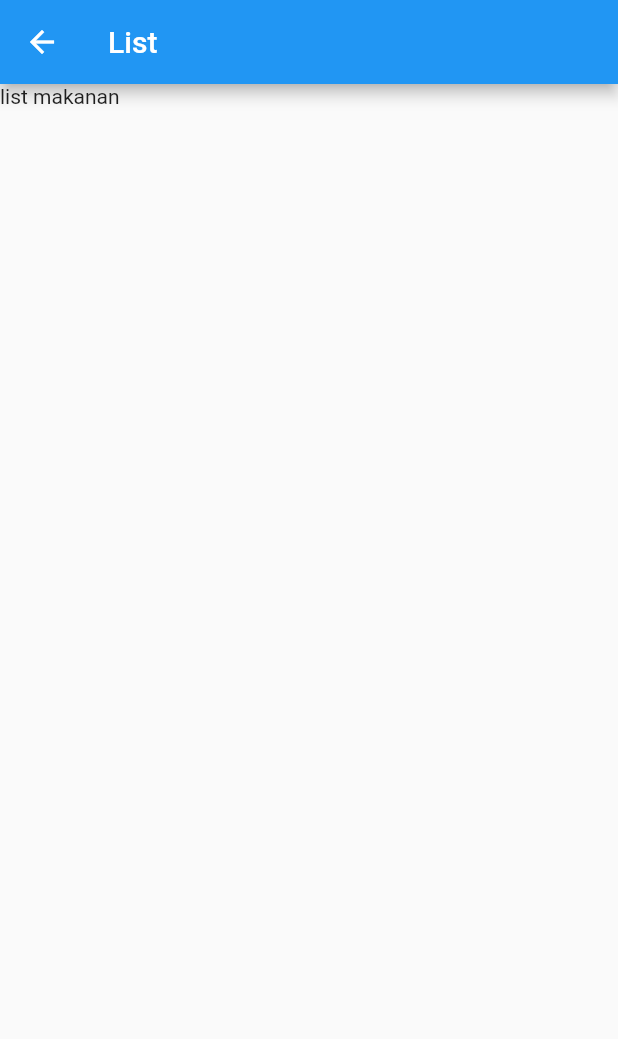
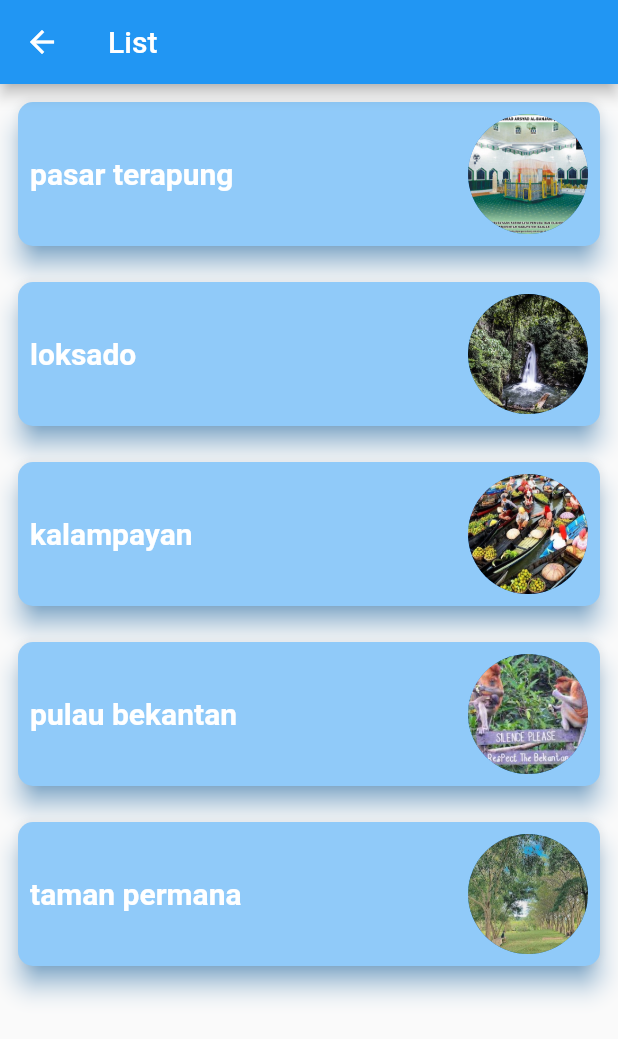
Before and after one commit to isoneday/flutterbasic, a Flutter app: the BerandaScreen screen opened directly, after a tap on "list", on a phone screen of 412 x 824 dp. Shown: the top 1039 px of the screen. Run offline on Flutter 3.47's test engine with Material 2 defaults, Android fonts, the phone set to English and light mode, and no system bars; our stand-ins replace shared_preferences, splashscreen; accounts and stored records are empty; network calls fail.

Commit message:
listview & detail

```diff
--- /dev/null
+++ b/lib/data/data_wisata.dart
@@ -0,0 +1,41 @@
+import 'package:flutter_app/model/model_wisata.dart';
+
+class DataWisata {
+  //set data
+  static var itemWisata = [
+    ModelWisata(
+        nama: "pasar terapung",
+        alamat: "banjarmasin",
+        gambar: "wisata1.jpeg",
+        web:
+            "https://www.mytrip.co.id/article/5-fakta-pasar-terapung-banjarmasin-nggak-kalah-dari-thailand"),
+    ModelWisata(
+        nama: "loksado",
+        alamat: "kandangan",
+        gambar: "wisata2.jpeg",
+        web: "https://id.wikipedia.org/wiki/Loksado,_Hulu_Sungai_Selatan"),
+    ModelWisata(
+        nama: "kalampayan ",
+        alamat: "martapura",
+        gambar: "wisata3.jpeg",
+        web: "https://id.wikipedia.org/wiki/Muhammad_Arsyad_al-Banjari"),
+    ModelWisata(
+        nama: "pulau bekantan",
+        alamat: "banjarmasin",
+        gambar: "wisata4.jpeg",
+        web: "https://id.wikipedia.org/wiki/Bekantan"),
+    ModelWisata(
+        nama: "taman permana",
+        alamat: "pelaihari",
+        gambar: "wisata5.jpeg",
+        web:
+            "https://banjarmasin.tribunnews.com/2021/05/18/wisata-kalsel-taman-permana-pelaihari-langganan-jadi-tempat-prawedding"),
+  ];
+  //get all data
+  static var itemCount = itemWisata.length;
+
+  //getdata by index
+  static ModelWisata getItemWisata(int index) {
+    return itemWisata[index];
+  }
+}
--- /dev/null
+++ b/lib/model/model_wisata.dart
@@ -0,0 +1,8 @@
+class ModelWisata {
+  String? nama;
+  String? alamat;
+  String? gambar;
+  String? web;
+
+  ModelWisata({this.nama, this.alamat, this.gambar, this.web});
+}
--- a/lib/screens/beranda_screen.dart
+++ b/lib/screens/beranda_screen.dart
@@ -1,5 +1,5 @@
 import 'package:flutter/material.dart';
-import 'package:flutter_app/screens/listmakanan_screen.dart';
+import 'package:flutter_app/screens/listwisata_screen.dart';
 import 'package:flutter_app/screens/login_screen.dart';
 import 'package:shared_preferences/shared_preferences.dart';
 
@@ -28,12 +28,12 @@ class BerandaScreen extends StatelessWidget {
             child: Row(
               children: [
                 tampilanMenu("list", "gambar/bg2.png", Colors.blue, context,
-                    ListMakananScreen()),
+                    ListWisataScreen()),
                 SizedBox(
                   width: 10,
                 ),
                 tampilanMenu("list", "gambar/bg1.png", Colors.yellow, context,
-                    ListMakananScreen())
+                    ListWisataScreen())
               ],
             ),
           ),
@@ -41,12 +41,12 @@ class BerandaScreen extends StatelessWidget {
             child: Row(
               children: [
                 tampilanMenu("list", "gambar/bg1.png", Colors.yellow, context,
-                    ListMakananScreen()),
+                    ListWisataScreen()),
                 SizedBox(
                   width: 10,
                 ),
                 tampilanMenu("list", "gambar/bg2.png", Colors.blue, context,
-                    ListMakananScreen())
+                    ListWisataScreen())
               ],
             ),
           ),
@@ -54,9 +54,9 @@ class BerandaScreen extends StatelessWidget {
             child: Row(
               children: [
                 tampilanMenu("list", "gambar/bg1.png", Colors.blue, context,
-                    ListMakananScreen()),
+                    ListWisataScreen()),
                 tampilanMenu("list", "gambar/bg2.png", Colors.yellow, context,
-                    ListMakananScreen())
+                    ListWisataScreen())
               ],
             ),
           )
--- /dev/null
+++ b/lib/screens/detailwisata_screen.dart
@@ -0,0 +1,42 @@
+import 'package:flutter/material.dart';
+import 'package:flutter_app/model/model_wisata.dart';
+
+class DetailWisataScreen extends StatelessWidget {
+  ModelWisata? detailWisata;
+  DetailWisataScreen({Key? key, this.detailWisata}) : super(key: key);
+
+  @override
+  Widget build(BuildContext context) {
+    return Scaffold(
+      appBar: AppBar(
+        title: Text("Detail"),
+      ),
+      body: Column(
+        children: [
+          Image.asset(
+            "gambar/" + detailWisata!.gambar!,
+            width: double.infinity,
+            height: 200,
+            fit: BoxFit.fill,
+          ),
+          SizedBox(
+            height: 20,
+          ),
+          Text(
+            detailWisata?.nama ?? "-",
+            style: TextStyle(fontSize: 25, fontWeight: FontWeight.bold),
+          ),
+          SizedBox(
+            height: 10,
+          ),
+          Text(
+            detailWisata?.alamat ?? "-",
+            style: TextStyle(
+              fontSize: 20,
+            ),
+          )
+        ],
+      ),
+    );
+  }
+}
--- a/lib/screens/listmakanan_screen.dart
+++ /dev/null
@@ -1,15 +0,0 @@
-import 'package:flutter/material.dart';
-
-class ListMakananScreen extends StatelessWidget {
-  const ListMakananScreen({Key? key}) : super(key: key);
-
-  @override
-  Widget build(BuildContext context) {
-    return Scaffold(
-      appBar: AppBar(
-        title: Text("List"),
-      ),
-      body: Text("list makanan"),
-    );
-  }
-}
--- /dev/null
+++ b/lib/screens/listwisata_screen.dart
@@ -0,0 +1,73 @@
+import 'package:flutter/material.dart';
+import 'package:flutter_app/data/data_wisata.dart';
+import 'package:flutter_app/model/model_wisata.dart';
+import 'package:flutter_app/screens/detailwisata_screen.dart';
+
+class ListWisataScreen extends StatelessWidget {
+  const ListWisataScreen({Key? key}) : super(key: key);
+
+  @override
+  Widget build(BuildContext context) {
+    return Scaffold(
+      appBar: AppBar(
+        title: Text("List"),
+      ),
+      body: ListView.builder(
+          itemCount: DataWisata.itemCount,
+          itemBuilder: (context, index) {
+            ModelWisata wisata = DataWisata.getItemWisata(index);
+            return GestureDetector(
+              onTap: () {
+                Navigator.push(
+                    context,
+                    MaterialPageRoute(
+                        builder: (context) => DetailWisataScreen(
+                              detailWisata: wisata,
+                            )));
+              },
+              child: Padding(
+                padding: const EdgeInsets.all(8.0),
+                child: Column(
+                  children: [
+                    Card(
+                      elevation: 7,
+                      shadowColor: Colors.blue,
+                      shape: RoundedRectangleBorder(
+                          borderRadius: BorderRadius.circular(10)),
+                      color: Colors.blue[200],
+                      child: Padding(
+                        padding: const EdgeInsets.all(8.0),
+                        child: Row(
+                          mainAxisAlignment: MainAxisAlignment.spaceBetween,
+                          children: [
+                            Text(
+                              wisata.nama ?? "-",
+                              style: TextStyle(
+                                  color: Colors.white,
+                                  fontSize: 20,
+                                  fontWeight: FontWeight.bold),
+                            ),
+                            CircleAvatar(
+                              radius: 40,
+                              backgroundImage: AssetImage(
+                                "gambar/" + wisata.gambar!,
+                                // width: 50,
+                                // height: 50,
+                                // fit: BoxFit.fill,
+                              ),
+                            )
+                          ],
+                        ),
+                      ),
+                    ),
+                    // Divider(
+                    //   color: Colors.black,
+                    // )
+                  ],
+                ),
+              ),
+            );
+          }),
+    );
+  }
+}
```
Also changed, not shown: gambar/wisata1.jpeg (added), gambar/wisata2.jpeg (added), gambar/wisata3.jpeg (added), gambar/wisata4.jpeg (added), gambar/wisata5.jpeg (added).
